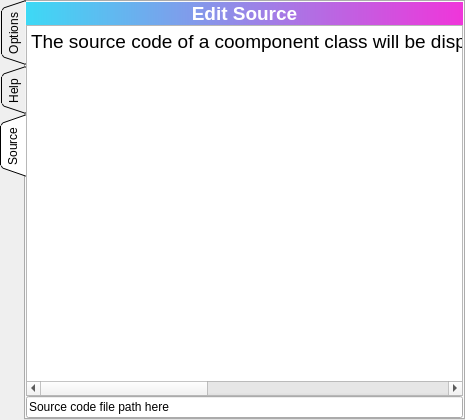
Before: the Qt Designer form qiskit_metal/_gui/component_widget_ui.ui in qiskit-community/qiskit-metal, drawn with Qt 5.
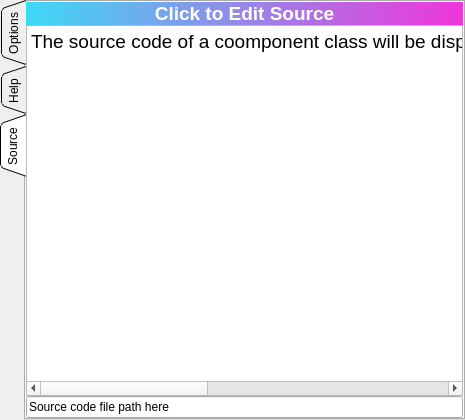
After: the same form once the commit is applied. The open tabs and pages were chosen to show the change. Icons and pictures are not drawn.

Commit message: GUI: Cleanup component widget and handle double click

```diff
--- a/qiskit_metal/_gui/component_widget_ui.ui
+++ b/qiskit_metal/_gui/component_widget_ui.ui
@@ -161,7 +161,7 @@
 color: rgb(255, 255, 255);</string>
       </property>
       <property name="text">
-       <string>Edit Source</string>
+       <string>Click to Edit Source</string>
       </property>
       <property name="icon">
        <iconset resource="main_window_rc.qrc">
```
Left out of the diff: 3 changed lines with no effect on the pictures. The commit also changes 9 other files.
